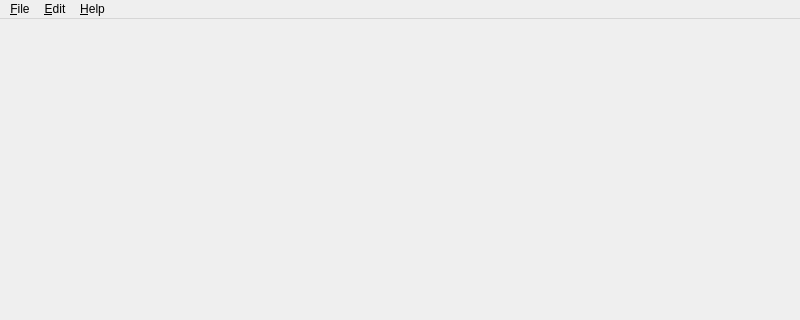
Above: comet/widgets/mainwindow.ui from hephy-dd/comet before the change; both pictures show x 0 to 800 and y 0 to 320 of the 800 by 600 pixel window. Below: the same form after it.
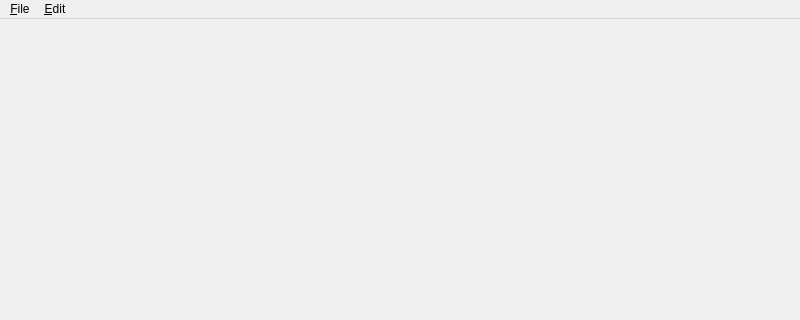
That is the form after the change.

```diff
--- a/comet/widgets/mainwindow.ui
+++ b/comet/widgets/mainwindow.ui
@@ -27,28 +27,21 @@
      <height>24</height>
     </rect>
    </property>
-   <widget class="QMenu" name="editMenu">
-    <property name="title">
-     <string>&amp;Edit</string>
-    </property>
-    <addaction name="preferencesAction"/>
-   </widget>
    <widget class="QMenu" name="fileMenu">
     <property name="title">
      <string>&amp;File</string>
     </property>
     <addaction name="quitAction"/>
    </widget>
-   <widget class="QMenu" name="helpMenu">
+   <widget class="QMenu" name="editMenu">
     <property name="title">
-     <string>&amp;Help</string>
+     <string>&amp;Edit</string>
     </property>
     <addaction name="contentsAction"/>
     <addaction name="aboutAction"/>
    </widget>
    <addaction name="fileMenu"/>
    <addaction name="editMenu"/>
-   <addaction name="helpMenu"/>
   </widget>
   <widget class="QStatusBar" name="statusbar"/>
   <action name="preferencesAction">
```
Left out of the diff: 92 changed lines with no effect on the pictures.
